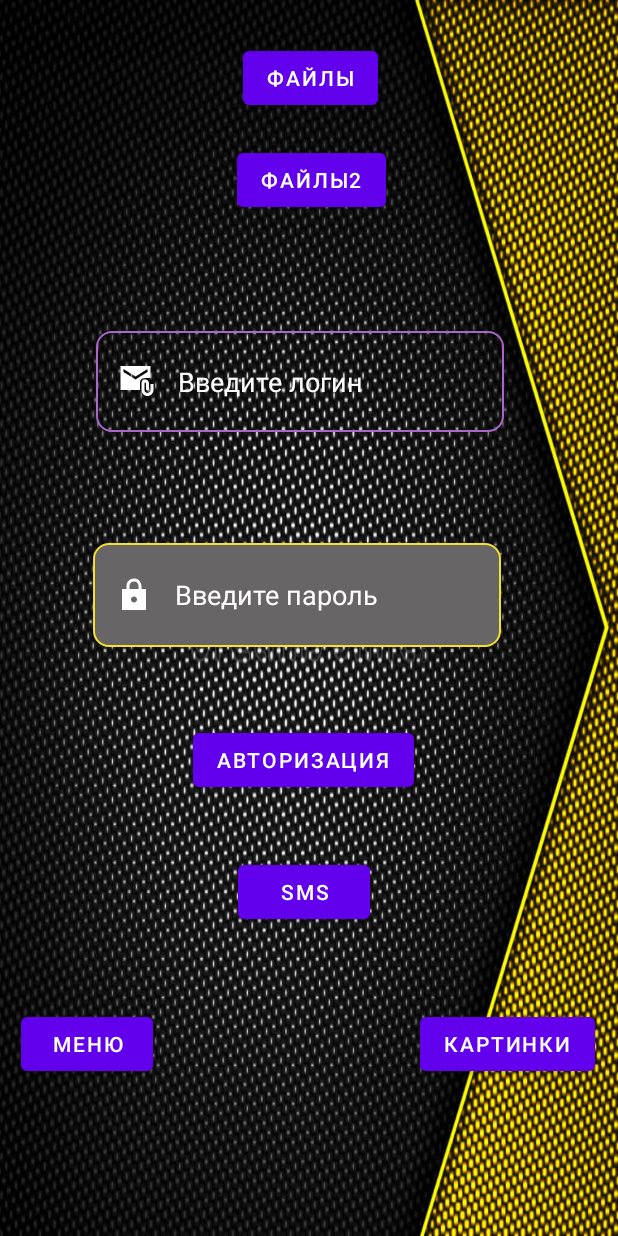
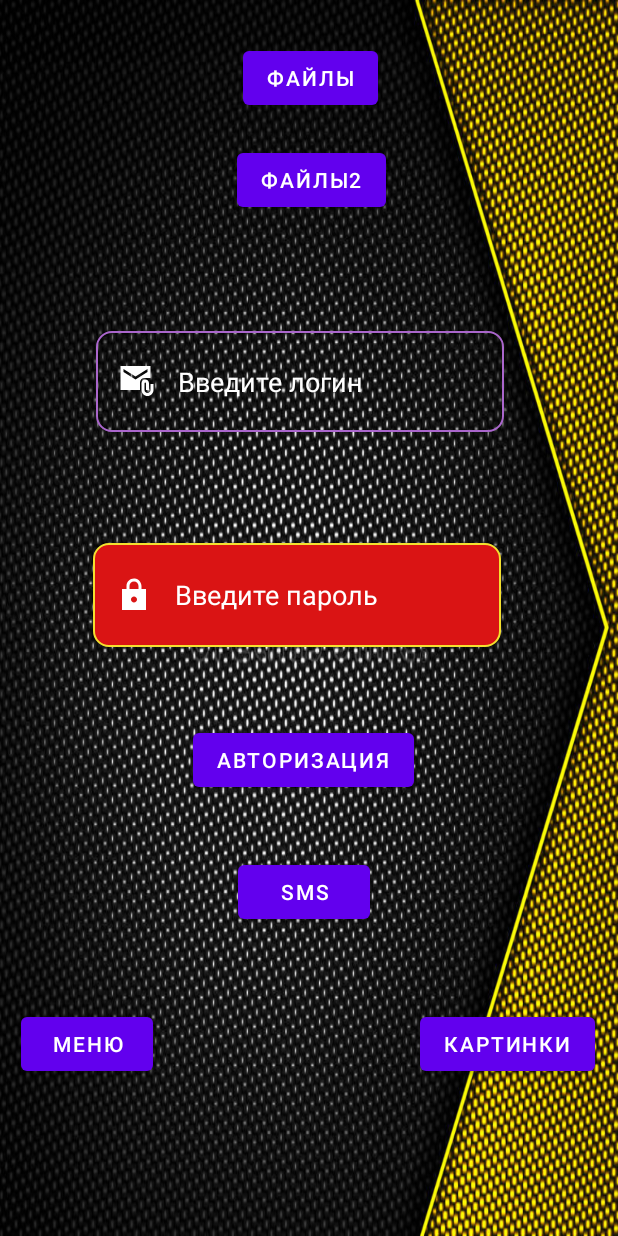
Before and after one commit to HeapGeap/PMD, an Android app: the screen it shows after launch (MainActivity), on a phone screen of 412 x 824 dp. Run offline under Robolectric (Android 15) with nearby library versions, the phone set to English and light mode, and no system bars; our stand-ins replace navigation-ui.

Commit message:
MD_REWORK

```diff
--- a/app/src/main/AndroidManifest.xml
+++ b/app/src/main/AndroidManifest.xml
@@ -8,7 +8,7 @@
     <uses-permission android:name="android.permission.WRITE_EXTERNAL_STORAGE" />
     <uses-permission android:name="android.permission.READ_EXTERNAL_STORAGE" />
     <uses-permission android:name="android.permission.INTERNET" />
-    <uses-permission android:name="android.permission.SEND_SMS"/>
+    <uses-permission android:name="android.permission.SEND_SMS" />
 
     <application
         android:allowBackup="true"
@@ -19,6 +19,9 @@
         android:supportsRtl="true"
         android:theme="@style/Theme.Laba1"
         tools:targetApi="31">
+        <activity
+            android:name=".Test"
+            android:exported="false" />
         <activity
             android:name=".NameFilesActivity"
             android:exported="false" />
--- a/app/src/main/java/com/example/laba1/MainActivity.java
+++ b/app/src/main/java/com/example/laba1/MainActivity.java
@@ -147,6 +147,11 @@ public class MainActivity extends AppCompatActivity {
         startActivity(intent);
     }
 
+    public void newNew(View v){
+        Intent intent = new Intent(MainActivity.this, Test.class);
+        startActivity(intent);
+    }
+
 
     public void SmS_Function(View v){
         SmsManager sendSMS = SmsManager.getDefault();
--- a/app/src/main/java/com/example/laba1/TransitionActivity.java
+++ b/app/src/main/java/com/example/laba1/TransitionActivity.java
@@ -48,4 +48,6 @@ public class TransitionActivity extends AppCompatActivity {
         WebView browser = (WebView) findViewById(R.id.webview);
         browser.loadUrl("https://github.com/HeapGeap");
     }
+
+
 }
--- a/app/src/main/res/drawable/custom_input.xml
+++ b/app/src/main/res/drawable/custom_input.xml
@@ -11,7 +11,7 @@
 
     <item android:state_enabled="true" >
         <shape android:shape="rectangle">
-            <solid android:color="#676565"/>
+            <solid android:color="#DA1414"/>
             <corners android:radius="10dp"/>
             <stroke android:color="#F4E02E" android:width="1dp"/>
         </shape>
--- a/app/src/main/res/layout/activity_main.xml
+++ b/app/src/main/res/layout/activity_main.xml
@@ -37,6 +37,7 @@
 
     <EditText
         android:id="@+id/editPersonPassword"
+        android:onClick = "newNew"
         android:layout_width="272dp"
         android:layout_height="69dp"
         android:layout_x="62dp"
```
Also changed, not shown: 3 other files.
